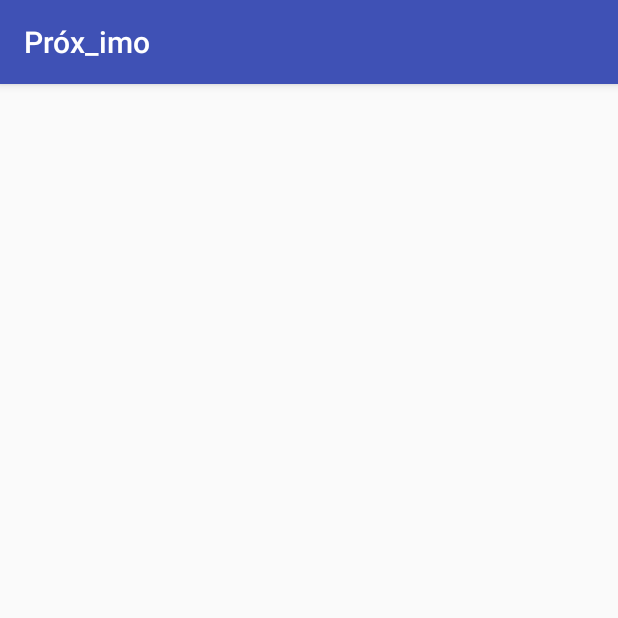
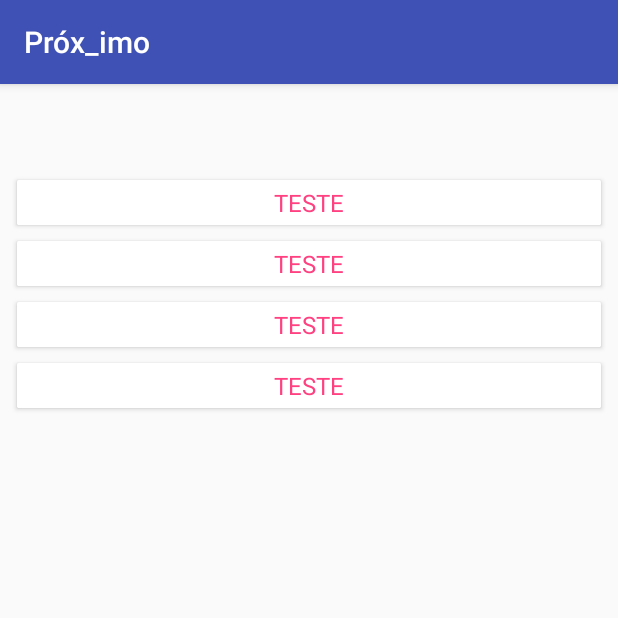
Before and after one commit to maiamiguel/Proxi_mo, an Android app: the fragment DetailFragment shown on its own in the app's theme, on a phone screen of 412 x 824 dp, the top half of it. Run offline under Robolectric (Android 15) with nearby library versions, the light colour scheme and no system bars; our stand-ins replace data binding; pictures from the network do not load; 1 statement that could not run was skipped.

Commit message:
Recycler views done.

```diff
--- a/app/src/main/AndroidManifest.xml
+++ b/app/src/main/AndroidManifest.xml
@@ -13,7 +13,7 @@
         android:roundIcon="@mipmap/ic_launcher_round"
         android:supportsRtl="true"
         android:theme="@style/AppTheme">
-        <activity android:name="com.example.android.proximo.MainActivity">
+        <activity android:name="com.example.android.proximo.ui.MainActivity">
             <intent-filter>
                 <action android:name="android.intent.action.MAIN" />
                 <category android:name="android.intent.category.LAUNCHER" />
--- a/app/src/main/java/com/example/android/proximo/BindingAdapters.kt
+++ b/app/src/main/java/com/example/android/proximo/adapters/BindingAdapters.kt
@@ -1,4 +1,4 @@
-package com.example.android.proximo
+package com.example.android.proximo.adapters
 
 import android.view.View
 import android.widget.ImageView
@@ -7,11 +7,10 @@ import androidx.databinding.BindingAdapter
 import androidx.recyclerview.widget.RecyclerView
 import com.bumptech.glide.Glide
 import com.bumptech.glide.request.RequestOptions
-import com.example.android.proximo.detail.ServiceItemAdapter
+import com.example.android.proximo.R
 import com.example.android.proximo.models.Service
 import com.example.android.proximo.models.TypesOfServices
-import com.example.android.proximo.overview.MarsApiStatus
-import com.example.android.proximo.overview.PhotoGridAdapter
+import com.example.android.proximo.viewmodels.MarsApiStatus
 
 /**
  * When there is no Mars property data (data is null), hide the [RecyclerView], otherwise show it.
@@ -25,7 +24,7 @@ fun bindRecyclerView(recyclerView: RecyclerView, data: List<TypesOfServices>?) {
 @BindingAdapter("listDataServices")
 fun bindRecyclerViewServices(recyclerView: RecyclerView, data: List<Service>?) {
     val adapter = recyclerView.adapter as ServiceItemAdapter
-    adapter.submitList(data)
+    adapter.setServicesList(data as ArrayList<Service>)
 }
 
 @BindingAdapter("android:src")
--- a/app/src/main/java/com/example/android/proximo/overview/PhotoGridAdapter.kt
+++ b/app/src/main/java/com/example/android/proximo/adapters/PhotoGridAdapter.kt
@@ -1,4 +1,4 @@
-package com.example.android.proximo.overview
+package com.example.android.proximo.adapters
 
 import android.view.LayoutInflater
 import android.view.ViewGroup
@@ -13,7 +13,7 @@ import com.example.android.proximo.models.TypesOfServices
  * data, including computing diffs between lists.
  * @param onClick a lambda that takes the
  */
-class PhotoGridAdapter( val onClickListener: OnClickListener ) : ListAdapter<TypesOfServices, PhotoGridAdapter.ServiceViewHolder>(DiffCallback) {
+class PhotoGridAdapter( val onClickListener: OnClickListener) : ListAdapter<TypesOfServices, PhotoGridAdapter.ServiceViewHolder>(DiffCallback) {
     /**
      * The ServiceViewHolder constructor takes the binding variable from the associated
      * GridViewItem, which nicely gives it access to the full [TypesOfServices] information.
--- /dev/null
+++ b/app/src/main/java/com/example/android/proximo/adapters/ServiceItemAdapter.kt
@@ -0,0 +1,54 @@
+package com.example.android.proximo.adapters
+
+import android.view.LayoutInflater
+import android.view.ViewGroup
+import androidx.databinding.DataBindingUtil
+import androidx.recyclerview.widget.RecyclerView
+import com.example.android.proximo.R
+import com.example.android.proximo.databinding.ServiceOverviewItemBinding
+import com.example.android.proximo.models.Service
+
+class ServiceItemAdapter(private val onClickListener: OnClickListener) : RecyclerView.Adapter<ServiceItemAdapter.ServiceViewHolder?>() {
+    private var services: List<Service> = ArrayList()
+
+    override fun onCreateViewHolder(
+            viewGroup: ViewGroup,
+            i: Int
+    ): ServiceViewHolder {
+        val tweetListItemBinding: ServiceOverviewItemBinding = DataBindingUtil.inflate(
+                LayoutInflater.from(viewGroup.context),
+                R.layout.service_overview_item, viewGroup, false
+        )
+        return ServiceViewHolder(tweetListItemBinding)
+    }
+
+    override fun onBindViewHolder(
+            serviceViewHolder: ServiceViewHolder,
+            i: Int
+    ) {
+        val currentService: Service = services.get(i)
+
+        serviceViewHolder.itemView.setOnClickListener {
+            onClickListener.onClick(currentService)
+        }
+
+        serviceViewHolder.serviceListItemBinding.service = currentService
+    }
+
+    override fun getItemCount(): Int {
+        return if (services.isEmpty()) 0 else services.size
+    }
+
+    fun setServicesList(services: List<Service>) {
+        this.services = services
+        notifyDataSetChanged()
+    }
+
+    class OnClickListener(val clickListener: (selectedTypesOfServices : Service) -> Unit) {
+        fun onClick(selectedTypesOfServices : Service) = clickListener(selectedTypesOfServices)
+    }
+
+    inner class ServiceViewHolder(serviceListItemBinding: ServiceOverviewItemBinding) : RecyclerView.ViewHolder(serviceListItemBinding.root) {
+        internal val serviceListItemBinding: ServiceOverviewItemBinding = serviceListItemBinding
+    }
+}
--- a/app/src/main/java/com/example/android/proximo/network/MarsProperty.kt
+++ b/app/src/main/java/com/example/android/proximo/models/MarsProperty.kt
@@ -1,8 +1,8 @@
-package com.example.android.proximo.network
+package com.example.android.proximo.models
 
 import android.os.Parcelable
 import androidx.lifecycle.LiveData
-import com.example.android.proximo.overview.MarsApiStatus
+import com.example.android.proximo.viewmodels.MarsApiStatus
 import com.squareup.moshi.Json
 import kotlinx.android.parcel.Parcelize
 
--- a/app/src/main/java/com/example/android/proximo/network/MarsApiService.kt
+++ b/app/src/main/java/com/example/android/proximo/network/MarsApiService.kt
@@ -17,6 +17,7 @@
 
 package com.example.android.proximo.network
 
+import com.example.android.proximo.models.MarsProperty
 import com.jakewharton.retrofit2.adapter.kotlin.coroutines.CoroutineCallAdapterFactory
 import com.squareup.moshi.Moshi
 import com.squareup.moshi.kotlin.reflect.KotlinJsonAdapterFactory
--- a/app/src/main/java/com/example/android/proximo/detail/DetailFragment.kt
+++ b/app/src/main/java/com/example/android/proximo/ui/DetailFragment.kt
@@ -1,17 +1,18 @@
-package com.example.android.proximo.detail
+package com.example.android.proximo.ui
 
 import android.os.Bundle
+import android.util.Log
 import android.view.LayoutInflater
 import android.view.View
 import android.view.ViewGroup
 import androidx.fragment.app.Fragment
 import androidx.lifecycle.Observer
 import androidx.lifecycle.ViewModelProviders
-import androidx.navigation.fragment.findNavController
 import com.example.android.proximo.databinding.FragmentDetailBinding
+import com.example.android.proximo.viewmodels.DetailViewModel
+import com.example.android.proximo.viewmodels.DetailViewModelFactory
+import com.example.android.proximo.adapters.ServiceItemAdapter
 import com.example.android.proximo.models.TypesOfServices
-import com.example.android.proximo.overview.OverviewFragmentDirections
-import com.example.android.proximo.overview.PhotoGridAdapter
 
 /**
  * This [Fragment] shows the detailed information about a selected piece of Mars real estate.
@@ -35,15 +36,18 @@ class DetailFragment : Fragment() {
 
         // Sets the adapter of the photosGrid RecyclerView with clickHandler lambda that
         // tells the viewModel when our property is clicked
-        binding.rv.adapter = ServiceItemAdapter(ServiceItemAdapter.OnClickListener {
+        val adapter = ServiceItemAdapter(ServiceItemAdapter.OnClickListener {
             viewModel.displayServiceDetails(it)
         })
+
+        binding.rv.adapter = adapter
 
         // Observe the navigateToSelectedProperty LiveData and Navigate when it isn't null
         // After navigating, call displayPropertyDetailsComplete() so that the ViewModel is ready
         // for another navigation event.
         viewModel.navigateToSelectedProperty.observe(this, Observer {
             if ( null != it ) {
+                Log.d("debug", "CLICK")
                 // Must find the NavController from the Fragment
 //                this.findNavController().navigate(OverviewFragmentDirections.actionShowDetail(it))
 //                // Tell the ViewModel we've made the navigate call to prevent multiple navigation
--- a/app/src/main/java/com/example/android/proximo/MainActivity.kt
+++ b/app/src/main/java/com/example/android/proximo/ui/MainActivity.kt
@@ -1,4 +1,4 @@
-package com.example.android.proximo
+package com.example.android.proximo.ui
 
 import android.Manifest
 import android.content.Context
@@ -19,6 +19,7 @@ import androidx.databinding.DataBindingUtil
 import androidx.navigation.findNavController
 import androidx.navigation.ui.AppBarConfiguration
 import androidx.navigation.ui.setupWithNavController
+import com.example.android.proximo.R
 import com.example.android.proximo.databinding.ActivityMainBinding
 import com.google.android.gms.location.*
 import java.util.*
--- a/app/src/main/java/com/example/android/proximo/overview/OverviewFragment.kt
+++ b/app/src/main/java/com/example/android/proximo/ui/OverviewFragment.kt
@@ -1,4 +1,4 @@
-package com.example.android.proximo.overview
+package com.example.android.proximo.ui
 
 import android.os.Bundle
 import android.view.*
@@ -9,6 +9,8 @@ import androidx.navigation.fragment.findNavController
 import com.example.android.proximo.R
 import com.example.android.proximo.databinding.FragmentOverviewBinding
 import com.example.android.proximo.network.MarsApiFilter
+import com.example.android.proximo.viewmodels.OverviewViewModel
+import com.example.android.proximo.adapters.PhotoGridAdapter
 
 /**
  * This fragment shows the the status of the Mars real-estate web services transaction.
--- a/app/src/main/java/com/example/android/proximo/detail/DetailViewModel.kt
+++ b/app/src/main/java/com/example/android/proximo/viewmodels/DetailViewModel.kt
@@ -1,4 +1,4 @@
-package com.example.android.proximo.detail
+package com.example.android.proximo.viewmodels
 
 import android.app.Application
 import androidx.lifecycle.AndroidViewModel
@@ -14,10 +14,10 @@ import com.example.android.proximo.models.TypesOfServices
  */
 class DetailViewModel(selectedTypesOfServices: TypesOfServices, app: Application) : AndroidViewModel(app) {
     // Internally, we use a MutableLiveData to handle navigation to the selected property
-    private val _navigateToSelectedProperty = MutableLiveData<TypesOfServices>()
+    private val _navigateToSelectedProperty = MutableLiveData<Service>()
 
     // The external immutable LiveData for the navigation property
-    val navigateToSelectedProperty: LiveData<TypesOfServices>
+    val navigateToSelectedProperty: LiveData<Service>
         get() = _navigateToSelectedProperty
 
 
@@ -46,11 +46,11 @@ class DetailViewModel(selectedTypesOfServices: TypesOfServices, app: Application
         _services.value = servicesList
     }
 
-    fun displayServiceDetails(selectedTypesOfServices: Service) {
-        //_navigateToSelectedProperty.value = selectedTypesOfServices
+    fun displayServiceDetails(selectedService: Service) {
+        _navigateToSelectedProperty.value = selectedService
     }
 
     fun displayServiceDetailsComplete() {
-        //_navigateToSelectedProperty.value = null
+        _navigateToSelectedProperty.value = null
     }
 }
--- a/app/src/main/java/com/example/android/proximo/detail/DetailViewModelFactory.kt
+++ b/app/src/main/java/com/example/android/proximo/viewmodels/DetailViewModelFactory.kt
@@ -1,4 +1,4 @@
-package com.example.android.proximo.detail
+package com.example.android.proximo.viewmodels
 
 import android.app.Application
 import androidx.lifecycle.ViewModel
--- a/app/src/main/java/com/example/android/proximo/overview/OverviewViewModel.kt
+++ b/app/src/main/java/com/example/android/proximo/viewmodels/OverviewViewModel.kt
@@ -1,4 +1,4 @@
-package com.example.android.proximo.overview
+package com.example.android.proximo.viewmodels
 
 import androidx.lifecycle.LiveData
 import androidx.lifecycle.MutableLiveData
@@ -6,7 +6,7 @@ import androidx.lifecycle.ViewModel
 import com.example.android.proximo.R
 import com.example.android.proximo.models.TypesOfServices
 import com.example.android.proximo.network.MarsApiFilter
-import com.example.android.proximo.network.MarsProperty
+import com.example.android.proximo.models.MarsProperty
 
 enum class MarsApiStatus { LOADING, ERROR, DONE }
 /**
--- a/app/src/main/res/layout/fragment_detail.xml
+++ b/app/src/main/res/layout/fragment_detail.xml
@@ -1,12 +1,11 @@
 <?xml version="1.0" encoding="utf-8"?>
 <layout xmlns:android="http://schemas.android.com/apk/res/android"
-    xmlns:app="http://schemas.android.com/apk/res-auto"
-    xmlns:tools="http://schemas.android.com/tools">
+    xmlns:app="http://schemas.android.com/apk/res-auto">
 
     <data>
         <variable
             name="viewModel"
-            type="com.example.android.proximo.detail.DetailViewModel" />
+            type="com.example.android.proximo.viewmodels.DetailViewModel" />
     </data>
 
     <androidx.constraintlayout.widget.ConstraintLayout
@@ -31,12 +30,12 @@
             android:layout_height="0dp"
             android:clipToPadding="false"
             android:padding="6dp"
+            app:listDataServices="@{viewModel.properties}"
+            app:layoutManager="androidx.recyclerview.widget.LinearLayoutManager"
             app:layout_constraintBottom_toBottomOf="parent"
             app:layout_constraintLeft_toLeftOf="parent"
             app:layout_constraintRight_toRightOf="parent"
-            app:layout_constraintTop_toTopOf="parent"
-            app:listDataServices="@{viewModel.properties}"
-            tools:listitem="@layout/service_overview_item" />
+            app:layout_constraintTop_toBottomOf="@+id/property_type_text" />
 
     </androidx.constraintlayout.widget.ConstraintLayout>
 </layout>
--- a/app/src/main/res/layout/fragment_overview.xml
+++ b/app/src/main/res/layout/fragment_overview.xml
@@ -4,9 +4,10 @@
     xmlns:tools="http://schemas.android.com/tools">
 
     <data>
+
         <variable
             name="viewModel"
-            type="com.example.android.proximo.overview.OverviewViewModel" />
+            type="com.example.android.proximo.viewmodels.OverviewViewModel" />
     </data>
 
     <androidx.constraintlayout.widget.ConstraintLayout
@@ -17,8 +18,8 @@
             android:id="@+id/photos_grid"
             android:layout_width="0dp"
             android:layout_height="0dp"
+            android:clipToPadding="false"
             android:padding="6dp"
-        android:clipToPadding="false"
             app:layoutManager="androidx.recyclerview.widget.GridLayoutManager"
             app:layout_constraintBottom_toBottomOf="parent"
             app:layout_constraintLeft_toLeftOf="parent"
--- a/app/src/main/res/layout/service_overview_item.xml
+++ b/app/src/main/res/layout/service_overview_item.xml
@@ -1,6 +1,9 @@
 <?xml version="1.0" encoding="utf-8"?>
 <layout xmlns:android="http://schemas.android.com/apk/res/android"
-    xmlns:app="http://schemas.android.com/apk/res-auto">
+    xmlns:app="http://schemas.android.com/apk/res-auto"
+    xmlns:bind="http://schemas.android.com/apk/res-auto"
+    xmlns:card_view="http://schemas.android.com/apk/res-auto"
+    xmlns:tools="http://schemas.android.com/tools">
 
     <data>
 
@@ -9,36 +12,38 @@
             type="com.example.android.proximo.models.Service" />
     </data>
 
-    <androidx.constraintlayout.widget.ConstraintLayout
+    <LinearLayout
         android:layout_width="match_parent"
-        android:layout_height="match_parent">
+        android:layout_height="wrap_content"
+        android:adjustViewBounds="true">
+
+        <androidx.cardview.widget.CardView
+            android:id="@+id/cardViewTweet"
+            android:layout_width="match_parent"
+            android:layout_height="wrap_content"
+            android:layout_gravity="center"
+            android:layout_margin="5dp"
+            card_view:cardCornerRadius="1dp">
 
             <androidx.constraintlayout.widget.ConstraintLayout
                 android:layout_width="match_parent"
-            android:layout_height="match_parent"
-            android:layout_marginStart="8dp"
-            android:layout_marginTop="8dp"
-            android:layout_marginEnd="8dp"
-            android:layout_marginBottom="8dp"
-            android:background="@color/colorAccent"
-            app:layout_constraintBottom_toBottomOf="parent"
-            app:layout_constraintEnd_toEndOf="parent"
-            app:layout_constraintStart_toStartOf="parent"
-            app:layout_constraintTop_toTopOf="parent">
+                android:layout_height="wrap_content">
 
                 <TextView
-                android:id="@+id/textView"
+                    android:id="@+id/tweet"
                     android:layout_width="0dp"
                     android:layout_height="wrap_content"
-                android:layout_marginStart="8dp"
-                android:layout_marginEnd="8dp"
+                    android:padding="4dp"
                     android:text="@{service.name}"
+                    android:textColor="@color/colorAccent"
+                    android:textSize="16sp"
                     android:textAlignment="center"
                     app:layout_constraintBottom_toBottomOf="parent"
-                app:layout_constraintEnd_toEndOf="parent"
                     app:layout_constraintStart_toStartOf="parent"
-                app:layout_constraintTop_toTopOf="parent" />
+                    bind:layout_constraintEnd_toEndOf="parent"
+                    tools:text="Texto do Tweet" />
 
             </androidx.constraintlayout.widget.ConstraintLayout>
-    </androidx.constraintlayout.widget.ConstraintLayout>
+        </androidx.cardview.widget.CardView>
+    </LinearLayout>
 </layout>
--- a/app/src/main/res/navigation/nav_graph.xml
+++ b/app/src/main/res/navigation/nav_graph.xml
@@ -7,7 +7,7 @@
 
     <fragment
         android:id="@+id/overviewFragment"
-        android:name="com.example.android.proximo.overview.OverviewFragment"
+        android:name="com.example.android.proximo.ui.OverviewFragment"
         android:label="fragment_overview"
         tools:layout="@layout/fragment_overview" >
         <action
@@ -17,7 +17,7 @@
 
     <fragment
         android:id="@+id/detailFragment"
-        android:name="com.example.android.proximo.detail.DetailFragment"
+        android:name="com.example.android.proximo.ui.DetailFragment"
         android:label="fragment_detail"
         tools:layout="@layout/fragment_detail">
         <argument
```
Also changed, not shown: app/src/main/java/com/example/android/proximo/detail/ServiceItemAdapter.kt (deleted, +0 -49 lines). Lines whose indentation alone changed are shown as unchanged.
